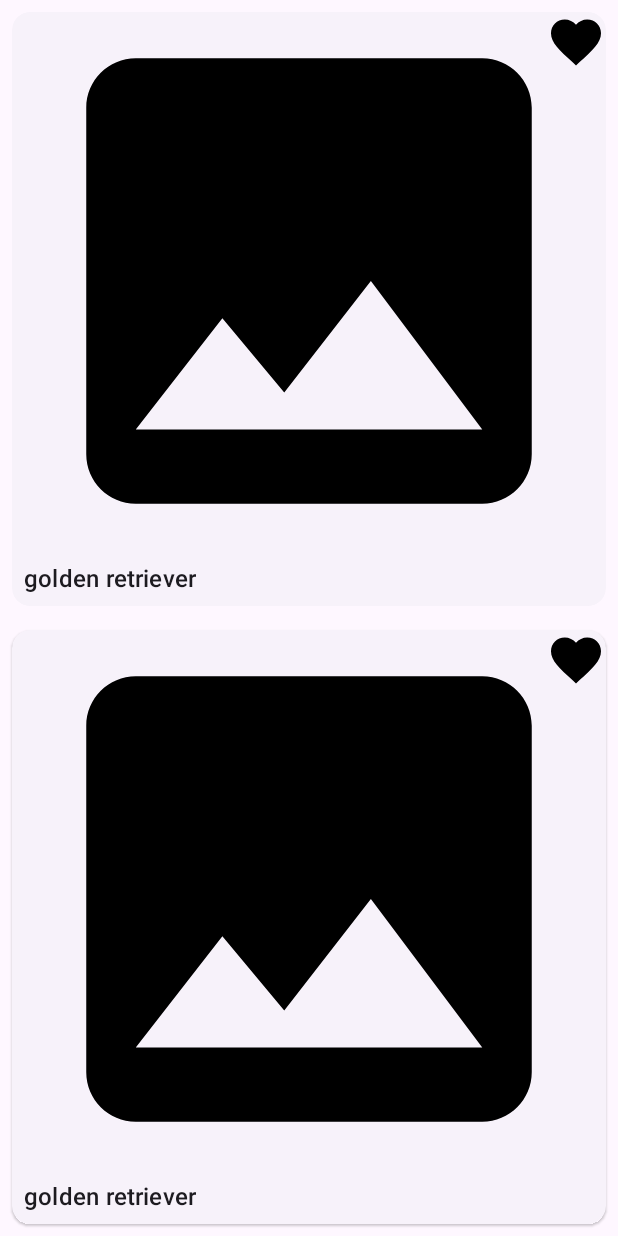
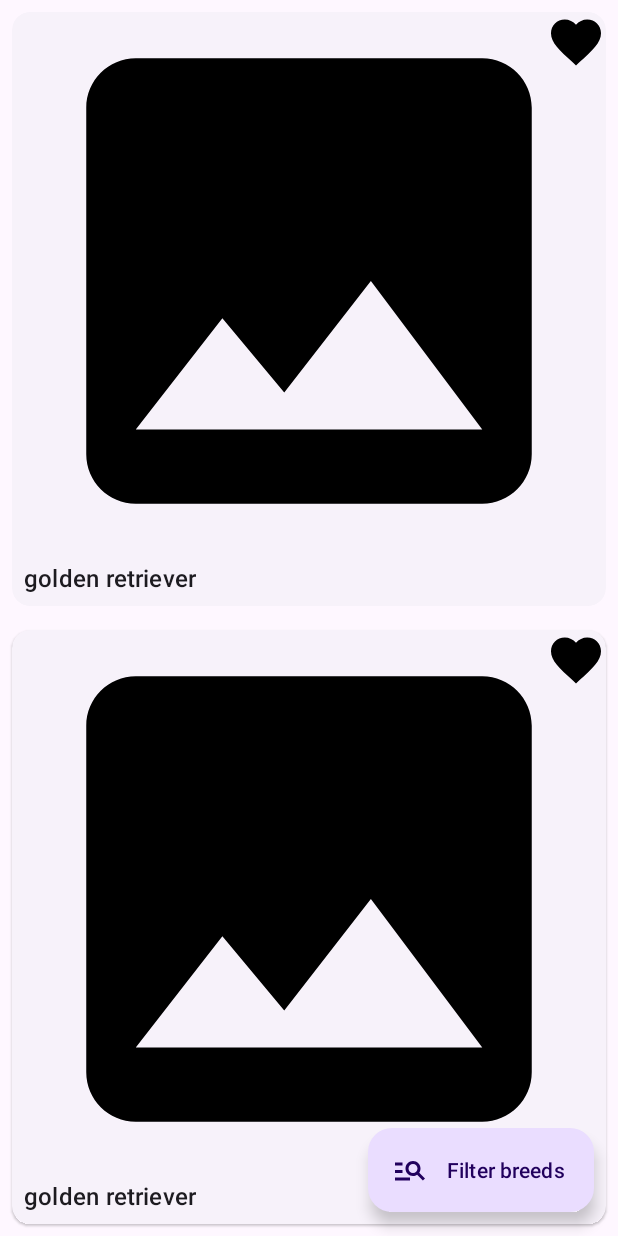
Before and after one commit to senk0n/dog_breeds, an Android app: the layout fragment_favorites_list.xml on its own in the app's theme, with its tools: preview values and no code run, on a phone screen of 412 x 824 dp. Run offline under Robolectric (Android 15) with nearby library versions, the phone set to English and light mode, and no system bars.

Commit message:
add filtering for favorites

```diff
--- a/app/src/main/java/dev/senk0n/dogbreeds/application/breed_photos/BreedPhotoAdapter.kt
+++ b/app/src/main/java/dev/senk0n/dogbreeds/application/breed_photos/BreedPhotoAdapter.kt
@@ -47,11 +47,7 @@ class BreedPhotoAdapter(
 
         with(holder.binding) {
             if (isFavorites) {
-                val breedTxt = if (item.breedPhoto.breed.subBreed == null) {
-                    item.breedPhoto.breed.name
-                } else item.breedPhoto.breed.subBreed + " " + item.breedPhoto.breed.name
-
-                breed.text = breedTxt
+                breed.text = item.breedPhoto.breed.toString()
             } else {
                 breed.visibility = View.GONE
             }
--- a/app/src/main/java/dev/senk0n/dogbreeds/data/favorites/FavoritesRepoImpl.kt
+++ b/app/src/main/java/dev/senk0n/dogbreeds/data/favorites/FavoritesRepoImpl.kt
@@ -36,4 +36,7 @@ class FavoritesRepoImpl @Inject constructor(
     override suspend fun isFavorite(breedPhoto: BreedPhoto): Boolean =
         favoritesSource.isExistsByUrl(breedPhoto.photoUrl)
 
+    override suspend fun loadBreeds(): List<Breed> =
+        favoritesSource.getBreeds().map { Breed(it.breed, it.subBreed) }
+
 }
--- a/app/src/main/java/dev/senk0n/dogbreeds/data/favorites/local/FavoritesSource.kt
+++ b/app/src/main/java/dev/senk0n/dogbreeds/data/favorites/local/FavoritesSource.kt
@@ -4,6 +4,7 @@ import androidx.room.Dao
 import androidx.room.Delete
 import androidx.room.Insert
 import androidx.room.Query
+import dev.senk0n.dogbreeds.data.favorites.local.entities.BreedTuple
 import dev.senk0n.dogbreeds.data.favorites.local.entities.FavoriteUrlTuple
 import dev.senk0n.dogbreeds.data.favorites.local.entities.FavoritesEntity
 
@@ -27,4 +28,7 @@ interface FavoritesSource {
 
     @Query("SELECT EXISTS(SELECT * FROM favorites WHERE photo_url = :photoUrl)")
     suspend fun isExistsByUrl(photoUrl: String): Boolean
+
+    @Query("SELECT DISTINCT breed, sub_breed FROM favorites")
+    suspend fun getBreeds(): List<BreedTuple>
 }
--- a/app/src/main/java/dev/senk0n/dogbreeds/data/favorites/local/entities/Tuples.kt
+++ b/app/src/main/java/dev/senk0n/dogbreeds/data/favorites/local/entities/Tuples.kt
@@ -3,3 +3,8 @@ package dev.senk0n.dogbreeds.data.favorites.local.entities
 import androidx.room.ColumnInfo
 
 data class FavoriteUrlTuple(@ColumnInfo(name = "photo_url") val photoUrl: String)
+
+data class BreedTuple(
+    @ColumnInfo(name = "breed") val breed: String,
+    @ColumnInfo(name = "sub_breed") val subBreed: String?,
+)
--- a/app/src/main/java/dev/senk0n/dogbreeds/data/favorites/shared/FavoritesRepository.kt
+++ b/app/src/main/java/dev/senk0n/dogbreeds/data/favorites/shared/FavoritesRepository.kt
@@ -13,4 +13,6 @@ interface FavoritesRepository {
     suspend fun removeFavorite(breedPhoto: BreedPhoto)
 
     suspend fun isFavorite(breedPhoto: BreedPhoto): Boolean
+
+    suspend fun loadBreeds(): List<Breed>
 }
--- a/app/src/main/java/dev/senk0n/dogbreeds/domain/favorites/FavoritesUCImpl.kt
+++ b/app/src/main/java/dev/senk0n/dogbreeds/domain/favorites/FavoritesUCImpl.kt
@@ -4,6 +4,7 @@ import dev.senk0n.dogbreeds.data.favorites.shared.FavoritesRepository
 import dev.senk0n.dogbreeds.domain.favorites.shared.FavoritesUseCase
 import dev.senk0n.dogbreeds.shared.core.Breed
 import dev.senk0n.dogbreeds.shared.core.BreedPhoto
+import kotlinx.coroutines.withContext
 import javax.inject.Inject
 import javax.inject.Singleton
 
@@ -18,4 +19,8 @@ class FavoritesUCImpl @Inject constructor(
     override suspend fun getFavoritesByBreed(breed: Breed): List<BreedPhoto> {
         return favoritesRepository.loadFavoritesByBreed(breed)
     }
+
+    override suspend fun getBreedsOfFavorites(): List<Breed>  {
+        return favoritesRepository.loadBreeds()
+    }
 }
--- a/app/src/main/java/dev/senk0n/dogbreeds/domain/favorites/shared/FavoritesUseCase.kt
+++ b/app/src/main/java/dev/senk0n/dogbreeds/domain/favorites/shared/FavoritesUseCase.kt
@@ -7,4 +7,6 @@ interface FavoritesUseCase {
     suspend fun getFavorites(): List<BreedPhoto>
 
     suspend fun getFavoritesByBreed(breed: Breed): List<BreedPhoto>
+
+    suspend fun getBreedsOfFavorites(): List<Breed>
 }
--- /dev/null
+++ b/app/src/main/res/drawable/ic_baseline_manage_search_24.xml
@@ -0,0 +1,5 @@
+<vector android:autoMirrored="true" android:height="24dp"
+    android:tint="#000000" android:viewportHeight="24"
+    android:viewportWidth="24" android:width="24dp" xmlns:android="http://schemas.android.com/apk/res/android">
+    <path android:fillColor="@android:color/white" android:pathData="M7,9H2V7h5V9zM7,12H2v2h5V12zM20.59,19l-3.83,-3.83C15.96,15.69 15.02,16 14,16c-2.76,0 -5,-2.24 -5,-5s2.24,-5 5,-5s5,2.24 5,5c0,1.02 -0.31,1.96 -0.83,2.75L22,17.59L20.59,19zM17,11c0,-1.65 -1.35,-3 -3,-3s-3,1.35 -3,3s1.35,3 3,3S17,12.65 17,11zM2,19h10v-2H2V19z"/>
+</vector>
--- a/app/src/main/res/layout/fragment_favorites_list.xml
+++ b/app/src/main/res/layout/fragment_favorites_list.xml
@@ -16,4 +16,14 @@
         tools:context=".application.favorites.FavoritesFragment"
         tools:listitem="@layout/fragment_breed_photo" />
 
+    <com.google.android.material.floatingactionbutton.ExtendedFloatingActionButton
+        android:id="@+id/filter_fab"
+        android:layout_width="wrap_content"
+        android:layout_height="wrap_content"
+        android:layout_margin="16dp"
+        android:text="@string/filter_breeds"
+        app:icon="@drawable/ic_baseline_manage_search_24"
+        app:layout_constraintBottom_toBottomOf="parent"
+        app:layout_constraintEnd_toEndOf="parent" />
+
 </androidx.constraintlayout.widget.ConstraintLayout>
--- a/app/src/main/res/values/strings.xml
+++ b/app/src/main/res/values/strings.xml
@@ -11,4 +11,6 @@
     <string name="empty_result">Empty result</string>
     <string name="try_again_later">Try again later.</string>
     <string name="try_again">Try again</string>
+
+    <string name="filter_breeds">Filter breeds</string>
 </resources>
```
Also changed, not shown: app/src/main/java/dev/senk0n/dogbreeds/application/favorites/FavoritesFragment.kt (+26 -0 lines), app/src/main/java/dev/senk0n/dogbreeds/application/favorites/FavoritesViewModel.kt (+12 -5 lines), app/src/main/java/dev/senk0n/dogbreeds/shared/core/Models.kt (+6 -1 lines), app/src/main/res/layout/list_filter_breed_menu_item.xml (added, +10 -0 lines).
